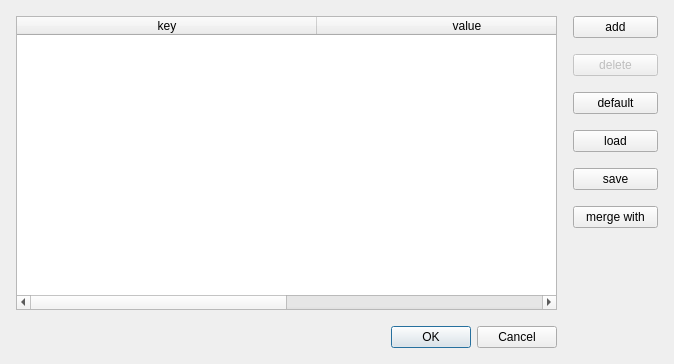
First picture: the form in source/Gui/SymbolTableDialog.ui, repository chrxh/alien, before the edit.
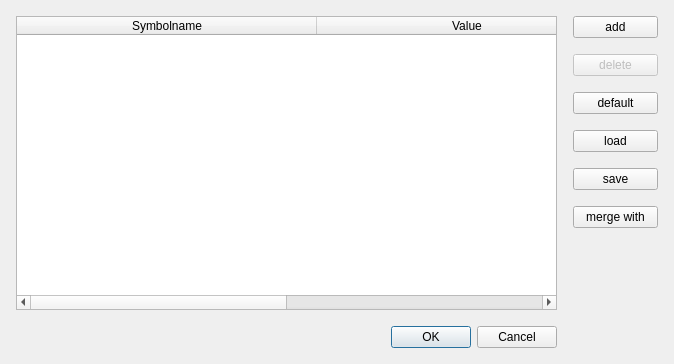
Second picture: the form after the edit.

Patch:
```diff
--- a/source/Gui/SymbolTableDialog.ui
+++ b/source/Gui/SymbolTableDialog.ui
@@ -39,12 +39,12 @@
      </attribute>
      <column>
       <property name="text">
-       <string>key</string>
+       <string>Symbolname</string>
       </property>
      </column>
      <column>
       <property name="text">
-       <string>value</string>
+       <string>Value</string>
       </property>
      </column>
     </widget>
```
Left out of the diff: 2 changed lines with no effect on the pictures.
